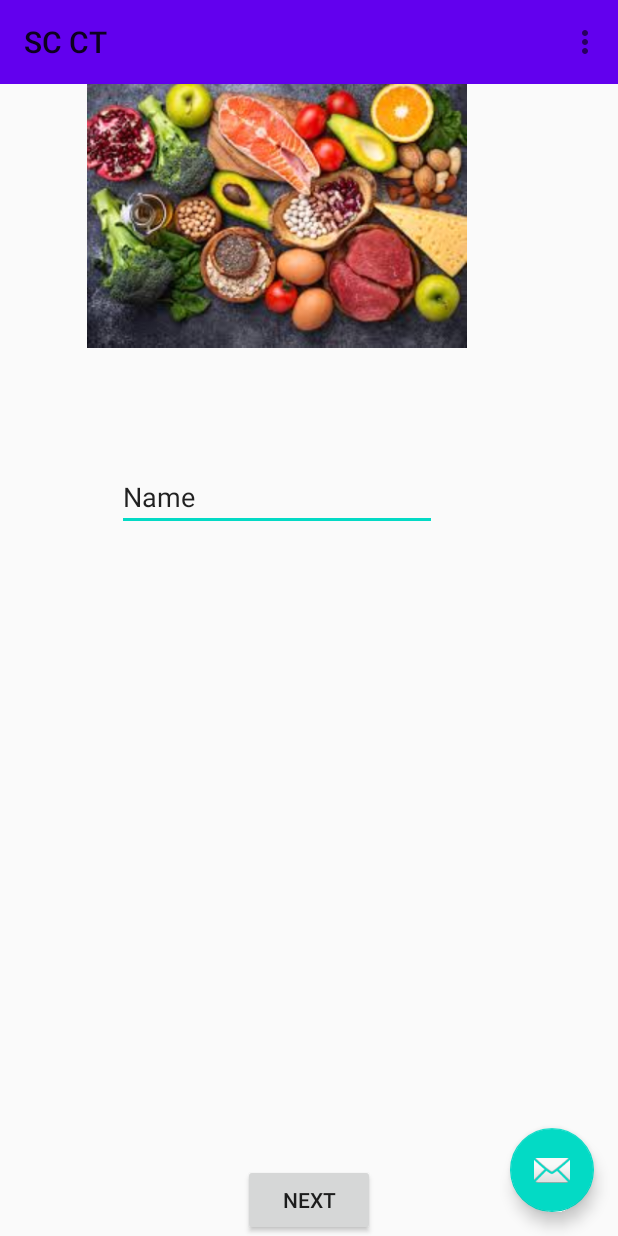
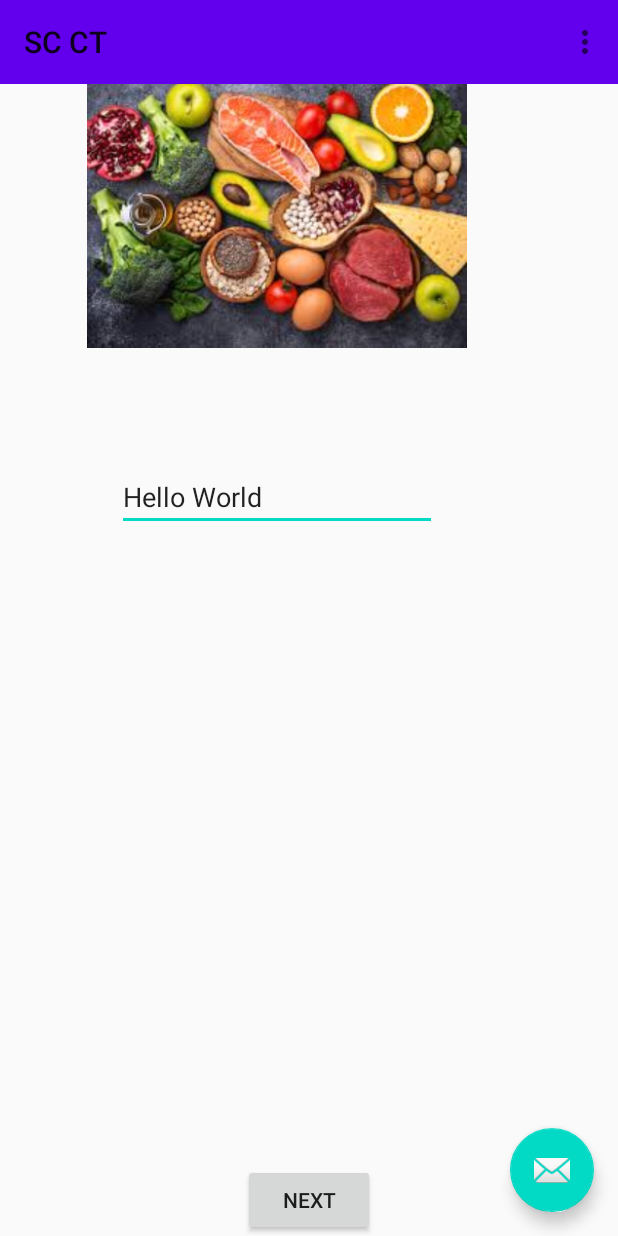
Before and after one commit to mspree2712/SC_CT, an Android app: the screen it shows after launch (MainActivity), on a phone screen of 412 x 824 dp. Run offline under Robolectric (Android 15) with nearby library versions, the phone set to English and light mode, and no system bars.

Commit message:
hello world test

```diff
--- a/app/src/main/res/layout/fragment_first.xml
+++ b/app/src/main/res/layout/fragment_first.xml
@@ -35,7 +35,7 @@
         android:layout_marginBottom="422dp"
         android:ems="10"
         android:inputType="textPersonName"
-        android:text="@string/name"
+        android:text="Hello World"
         app:layout_constraintBottom_toTopOf="@+id/button_first"
         app:layout_constraintEnd_toEndOf="@+id/imageView"
         app:layout_constraintStart_toStartOf="@+id/imageView"
```
